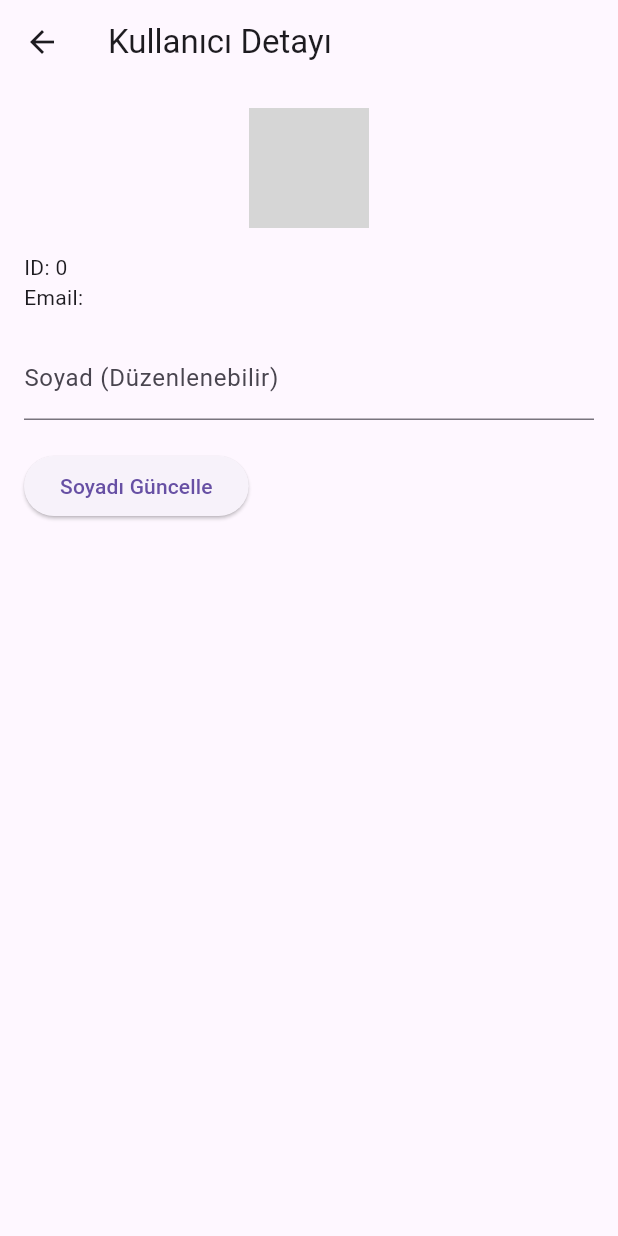
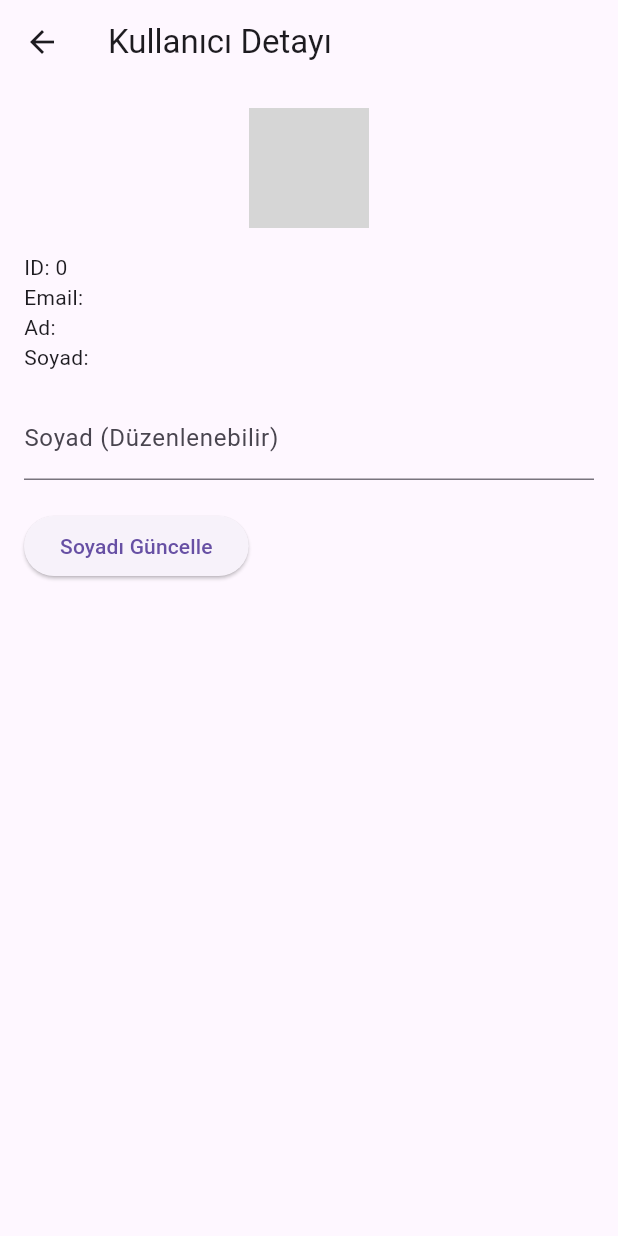
Before and after one commit to denizberkaybulduk/DenizProje, a Flutter app: the UserDetailView screen opened directly with empty values, on a phone screen of 412 x 824 dp. Run offline on Flutter 3.47's test engine with Material 3 defaults, Android fonts, the phone set to English and light mode, and no system bars; our stand-ins replace get; network calls fail; grey boxes are pictures that could not be loaded.

Commit message:
user_detail duzenlendi

```diff
--- a/lib/View/user_detail_view.dart
+++ b/lib/View/user_detail_view.dart
@@ -55,6 +55,8 @@ class _UserDetailViewState extends State<UserDetailView> {
             const SizedBox(height: 16),
             Text("ID: ${widget.user.id}"),
             Text("Email: ${widget.user.email}"),
+            Text("Ad: ${widget.user.firstName.value}"),
+            Text("Soyad: ${widget.user.lastName.value}"),
             const SizedBox(height: 16),
             TextField(
               controller: _lastNameController,
--- a/lib/View/user_list_view.dart
+++ b/lib/View/user_list_view.dart
@@ -21,7 +21,7 @@ class UserListView extends StatelessWidget {
               title: Text(user.email.value),
               subtitle: Text("ID: ${user.id.value.toString()}"),
               onTap: () {
-                Get.toNamed('/userDetail');
+                Get.toNamed('/userDetail', arguments: user);
               },
             );
           },
```
